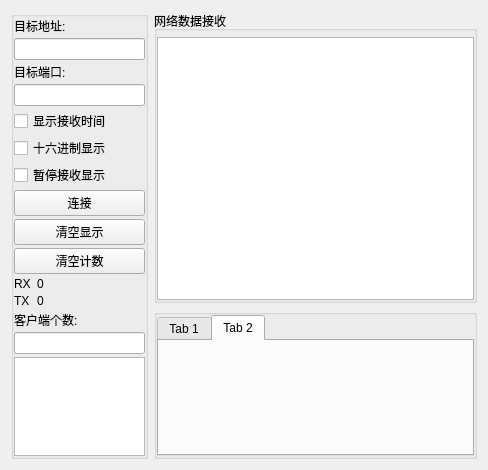
Before: the Qt Designer form UI/UDPClients.ui in BeiChenYx/NetDebug, drawn with Qt 5.
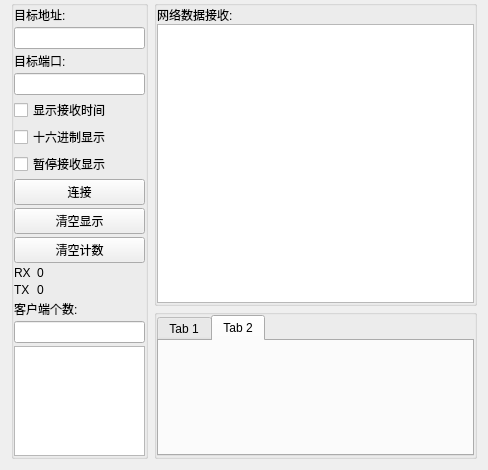
After: the same form once the commit is applied.

```diff
--- a/UI/UDPClients.ui
+++ b/UI/UDPClients.ui
@@ -14,6 +14,12 @@
    <string>UDP/IP_Clients</string>
   </property>
   <layout class="QGridLayout" name="gridLayout_4">
+   <property name="topMargin">
+    <number>0</number>
+   </property>
+   <property name="verticalSpacing">
+    <number>3</number>
+   </property>
    <item row="0" column="0" rowspan="2">
     <widget class="QGroupBox" name="groupBox_3">
      <property name="maximumSize">
@@ -177,14 +183,14 @@
    <item row="0" column="1">
     <widget class="QGroupBox" name="groupBox">
      <property name="title">
-      <string>网络数据接收</string>
+      <string/>
      </property>
      <layout class="QGridLayout" name="gridLayout">
       <property name="leftMargin">
        <number>0</number>
       </property>
       <property name="topMargin">
-       <number>6</number>
+       <number>0</number>
       </property>
       <property name="rightMargin">
        <number>0</number>
@@ -195,9 +201,16 @@
       <property name="spacing">
        <number>0</number>
       </property>
-      <item row="0" column="0">
+      <item row="1" column="0">
        <widget class="QTextEdit" name="textEdit"/>
       </item>
+      <item row="0" column="0">
+       <widget class="QLabel" name="label_6">
+        <property name="text">
+         <string>网络数据接收:</string>
+        </property>
+       </widget>
+      </item>
      </layout>
     </widget>
    </item>
```
